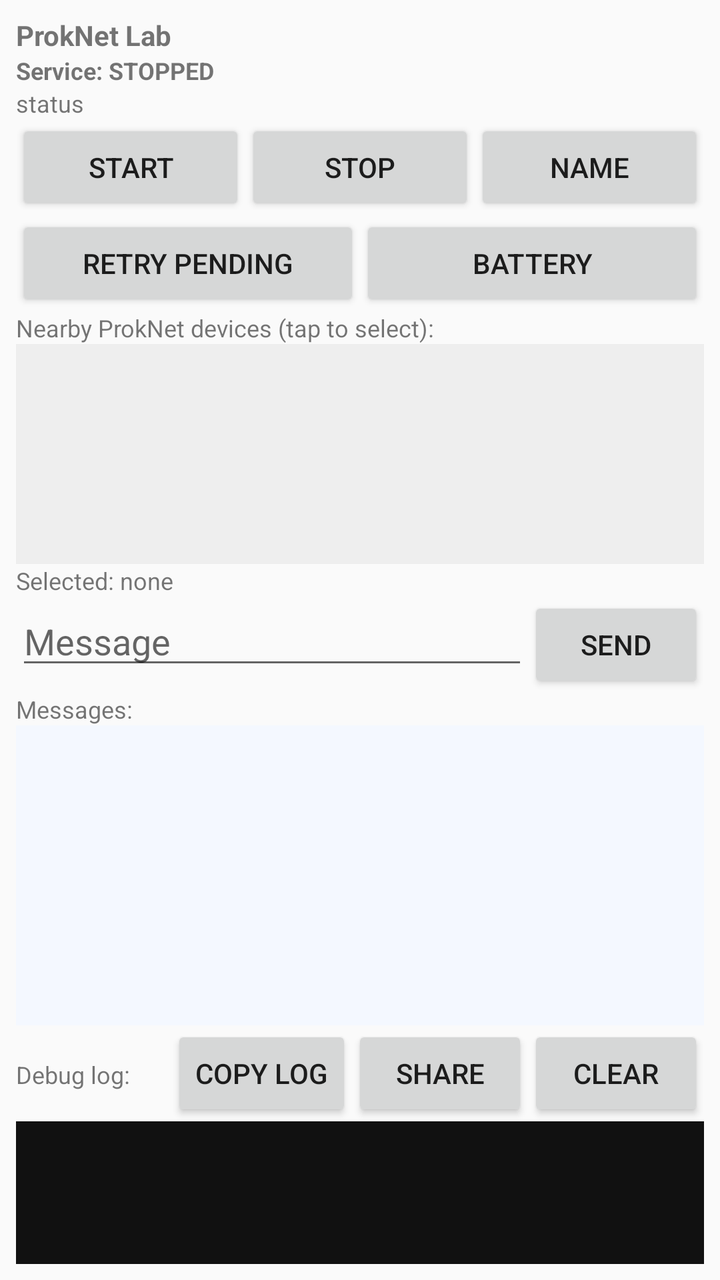
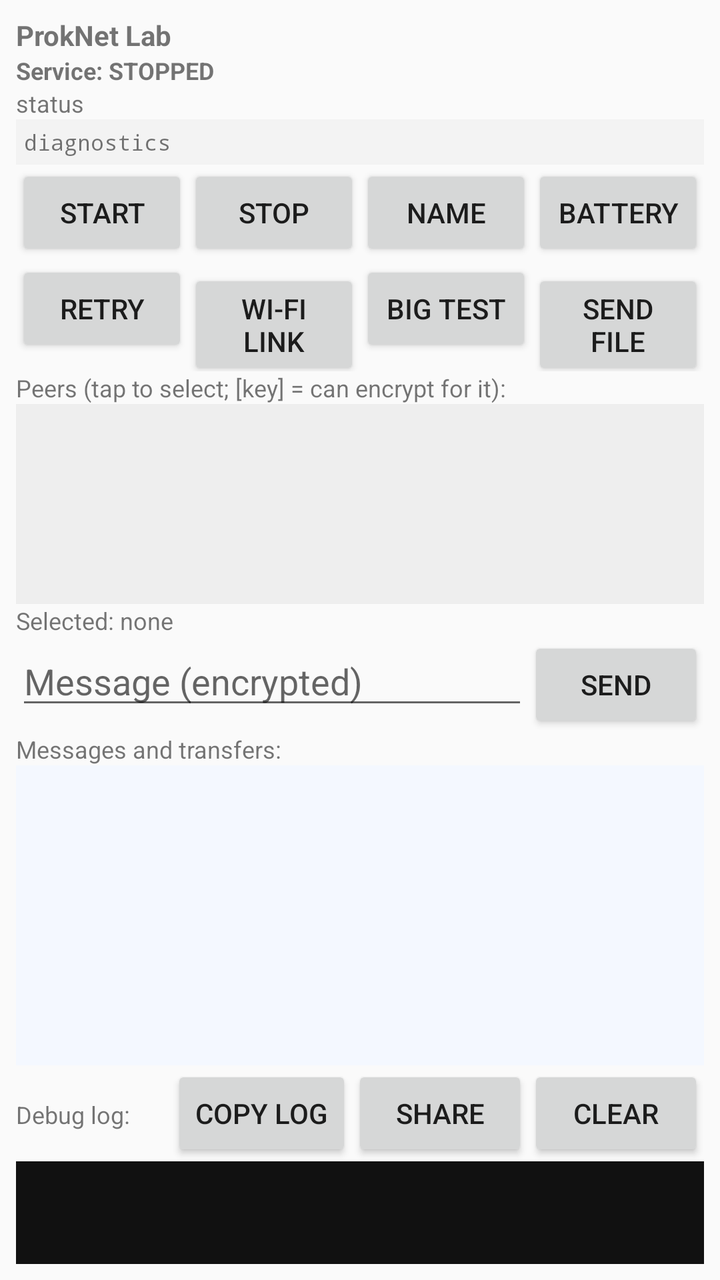

The first picture is an Android layout as it rendered before a commit; the second is the same layout after the commit. The layout source and the unified diff follow.
<!-- AndroidManifest.xml: application theme android:Theme.Material.Light.NoActionBar -->
<!-- res/layout/activity_main.xml -->
<?xml version="1.0" encoding="utf-8"?>
<LinearLayout xmlns:android="http://schemas.android.com/apk/res/android"
    android:layout_width="match_parent"
    android:layout_height="match_parent"
    android:orientation="vertical"
    android:padding="8dp">

    <TextView
        android:id="@+id/txtIdentity"
        android:layout_width="match_parent"
        android:layout_height="wrap_content"
        android:textStyle="bold"
        android:text="ProkNet Lab" />

    <TextView
        android:id="@+id/txtService"
        android:layout_width="match_parent"
        android:layout_height="wrap_content"
        android:textSize="12sp"
        android:textStyle="bold"
        android:text="Service: STOPPED" />

    <TextView
        android:id="@+id/txtStatus"
        android:layout_width="match_parent"
        android:layout_height="wrap_content"
        android:textSize="12sp"
        android:text="status" />

    <LinearLayout
        android:layout_width="match_parent"
        android:layout_height="wrap_content"
        android:orientation="horizontal">
        <Button android:id="@+id/btnStart" android:layout_width="0dp" android:layout_weight="1"
            android:layout_height="wrap_content" android:text="Start" />
        <Button android:id="@+id/btnStop" android:layout_width="0dp" android:layout_weight="1"
            android:layout_height="wrap_content" android:text="Stop" />
        <Button android:id="@+id/btnRename" android:layout_width="0dp" android:layout_weight="1"
            android:layout_height="wrap_content" android:text="Name" />
    </LinearLayout>

    <LinearLayout
        android:layout_width="match_parent"
        android:layout_height="wrap_content"
        android:orientation="horizontal">
        <Button android:id="@+id/btnRetry" android:layout_width="0dp" android:layout_weight="1"
            android:layout_height="wrap_content" android:text="Retry pending" />
        <Button android:id="@+id/btnBattery" android:layout_width="0dp" android:layout_weight="1"
            android:layout_height="wrap_content" android:text="Battery" />
    </LinearLayout>

    <TextView
        android:layout_width="match_parent"
        android:layout_height="wrap_content"
        android:text="Nearby ProkNet devices (tap to select):"
        android:textSize="12sp" />

    <ListView
        android:id="@+id/listPeers"
        android:layout_width="match_parent"
        android:layout_height="110dp"
        android:background="#EEEEEE" />

    <TextView
        android:id="@+id/txtSelected"
        android:layout_width="match_parent"
        android:layout_height="wrap_content"
        android:textSize="12sp"
        android:text="Selected: none" />

    <LinearLayout
        android:layout_width="match_parent"
        android:layout_height="wrap_content"
        android:orientation="horizontal">
        <EditText android:id="@+id/editMessage" android:layout_width="0dp" android:layout_weight="1"
            android:layout_height="wrap_content" android:hint="Message" android:inputType="text"
            android:maxLength="400" android:imeOptions="actionSend" />
        <Button android:id="@+id/btnSend" android:layout_width="wrap_content"
            android:layout_height="wrap_content" android:text="Send" />
    </LinearLayout>

    <TextView
        android:layout_width="match_parent"
        android:layout_height="wrap_content"
        android:text="Messages:"
        android:textSize="12sp" />

    <ListView
        android:id="@+id/listMessages"
        android:layout_width="match_parent"
        android:layout_height="150dp"
        android:background="#F4F8FF"
        android:stackFromBottom="true"
        android:transcriptMode="alwaysScroll" />

    <LinearLayout
        android:layout_width="match_parent"
        android:layout_height="wrap_content"
        android:orientation="horizontal">
        <TextView android:layout_width="0dp" android:layout_weight="1" android:layout_height="wrap_content"
            android:text="Debug log:" android:textSize="12sp" android:gravity="center_vertical" />
        <Button android:id="@+id/btnCopyLog" android:layout_width="wrap_content"
            android:layout_height="wrap_content" android:text="Copy log" />
        <Button android:id="@+id/btnShareLog" android:layout_width="wrap_content"
            android:layout_height="wrap_content" android:text="Share" />
        <Button android:id="@+id/btnClearLog" android:layout_width="wrap_content"
            android:layout_height="wrap_content" android:text="Clear" />
    </LinearLayout>

    <ScrollView
        android:id="@+id/scrollLog"
        android:layout_width="match_parent"
        android:layout_height="0dp"
        android:layout_weight="1"
        android:background="#111111">
        <TextView
            android:id="@+id/txtLog"
            android:layout_width="match_parent"
            android:layout_height="wrap_content"
            android:textColor="#B7F5B7"
            android:typeface="monospace"
            android:textSize="10sp"
            android:padding="4dp" />
    </ScrollView>
</LinearLayout>
<!-- resources referenced by this layout -->
<resources>

</resources>

<!-- the commit's change to res/layout/activity_main.xml (unified diff, before → after) -->
@@ -27,6 +27,16 @@
         android:textSize="12sp"
         android:text="status" />
 
+    <TextView
+        android:id="@+id/txtDiag"
+        android:layout_width="match_parent"
+        android:layout_height="wrap_content"
+        android:textSize="11sp"
+        android:typeface="monospace"
+        android:background="#F3F3F3"
+        android:padding="4dp"
+        android:text="diagnostics" />
+
     <LinearLayout
         android:layout_width="match_parent"
         android:layout_height="wrap_content"
@@ -37,6 +47,8 @@
             android:layout_height="wrap_content" android:text="Stop" />
         <Button android:id="@+id/btnRename" android:layout_width="0dp" android:layout_weight="1"
             android:layout_height="wrap_content" android:text="Name" />
+        <Button android:id="@+id/btnBattery" android:layout_width="0dp" android:layout_weight="1"
+            android:layout_height="wrap_content" android:text="Battery" />
     </LinearLayout>
 
     <LinearLayout
@@ -44,21 +56,25 @@
         android:layout_height="wrap_content"
         android:orientation="horizontal">
         <Button android:id="@+id/btnRetry" android:layout_width="0dp" android:layout_weight="1"
-            android:layout_height="wrap_content" android:text="Retry pending" />
-        <Button android:id="@+id/btnBattery" android:layout_width="0dp" android:layout_weight="1"
-            android:layout_height="wrap_content" android:text="Battery" />
+            android:layout_height="wrap_content" android:text="Retry" />
+        <Button android:id="@+id/btnWifi" android:layout_width="0dp" android:layout_weight="1"
+            android:layout_height="wrap_content" android:text="Wi-Fi link" />
+        <Button android:id="@+id/btnBigTest" android:layout_width="0dp" android:layout_weight="1"
+            android:layout_height="wrap_content" android:text="Big test" />
+        <Button android:id="@+id/btnSendFile" android:layout_width="0dp" android:layout_weight="1"
+            android:layout_height="wrap_content" android:text="Send file" />
     </LinearLayout>
 
     <TextView
         android:layout_width="match_parent"
         android:layout_height="wrap_content"
-        android:text="Nearby ProkNet devices (tap to select):"
+        android:text="Peers (tap to select; [key] = can encrypt for it):"
         android:textSize="12sp" />
 
     <ListView
         android:id="@+id/listPeers"
         android:layout_width="match_parent"
-        android:layout_height="110dp"
+        android:layout_height="100dp"
         android:background="#EEEEEE" />
 
     <TextView
@@ -73,8 +89,8 @@
         android:layout_height="wrap_content"
         android:orientation="horizontal">
         <EditText android:id="@+id/editMessage" android:layout_width="0dp" android:layout_weight="1"
-            android:layout_height="wrap_content" android:hint="Message" android:inputType="text"
-            android:maxLength="400" android:imeOptions="actionSend" />
+            android:layout_height="wrap_content" android:hint="Message (encrypted)" android:inputType="text"
+            android:maxLength="20000" android:imeOptions="actionSend" />
         <Button android:id="@+id/btnSend" android:layout_width="wrap_content"
             android:layout_height="wrap_content" android:text="Send" />
     </LinearLayout>
@@ -82,7 +98,7 @@
     <TextView
         android:layout_width="match_parent"
         android:layout_height="wrap_content"
-        android:text="Messages:"
+        android:text="Messages and transfers:"
         android:textSize="12sp" />
 
     <ListView
